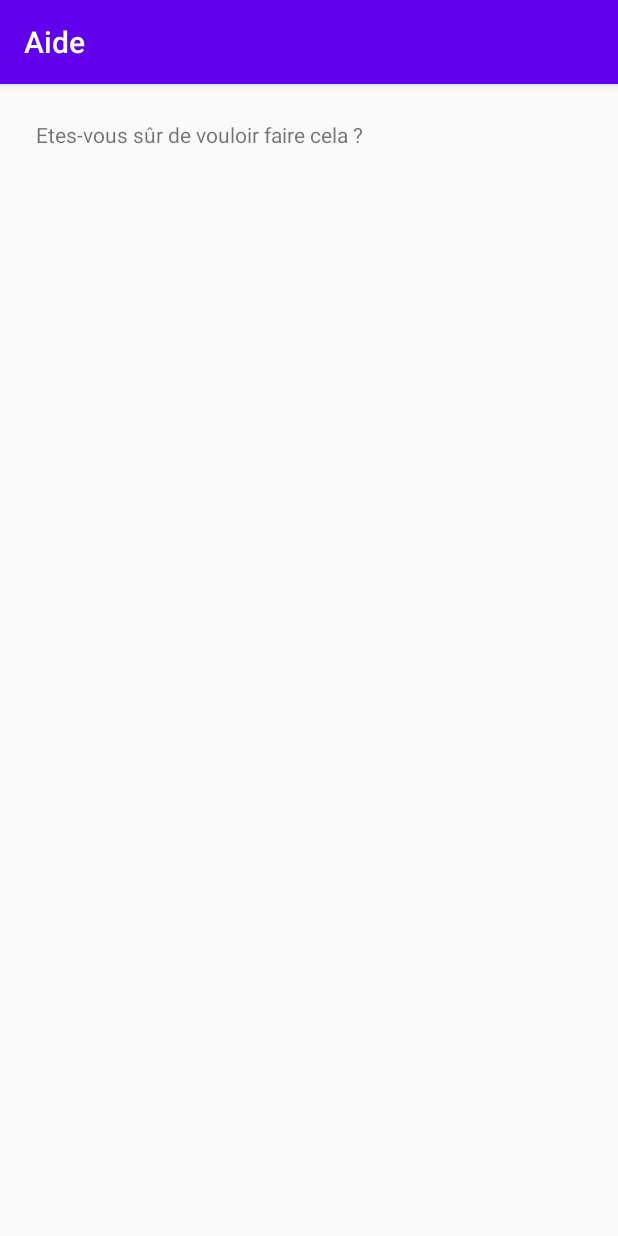
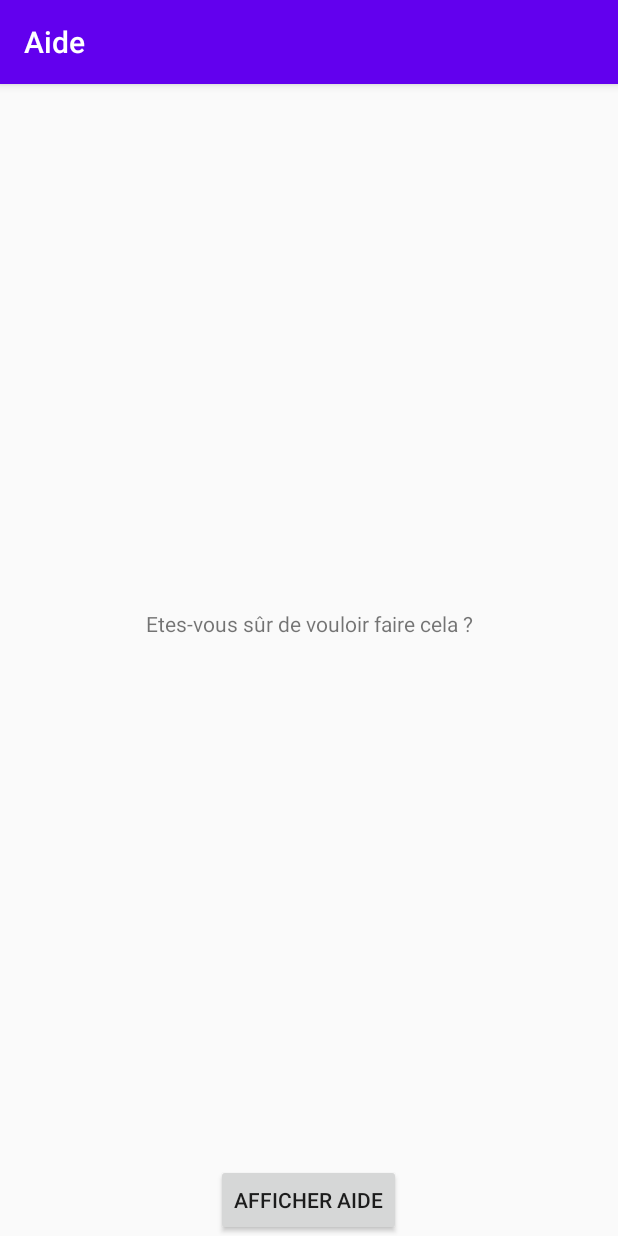
Before and after one commit to merwansthan/quizz2, an Android app: the AideActivity screen opened directly, with no data from a screen before it, on a phone screen of 412 x 824 dp. Run offline under Robolectric (Android 15) with nearby library versions, the phone set to English and light mode, and no system bars.

Commit message:
inchallah je fais aps le con

```diff
--- a/app/src/main/res/layout/content_aide.xml
+++ b/app/src/main/res/layout/content_aide.xml
@@ -14,20 +14,18 @@
         android:layout_width="match_parent"
         android:layout_height="match_parent"
         android:padding="24dp"
+        android:layout_weight="0.08"
+        android:gravity="center_vertical|center_horizontal"
         android:text="@string/text_attention"/>
-    <TextView
-        android:id="@+id/responseTextView"
-        android:layout_width="wrap_content"
-        android:layout_height="wrap_content"
-        android:padding="24dp"/>
+<!--    <TextView-->
+<!--        android:id="@+id/responseTextView"-->
+<!--        android:layout_width="wrap_content"-->
+<!--        android:layout_height="wrap_content"-->
+<!--        android:padding="24dp"/>-->
     <Button
         android:id="@+id/boutonAfficheAide"
         android:layout_width="wrap_content"
         android:layout_height="wrap_content"
+        android:gravity="center_vertical|center_horizontal"
         android:text="@string/bouton_afficheAide"/>
-    <Button
-
-        android:layout_width="wrap_content"
-        android:layout_height="wrap_content"
-        android:text="dff"/>
 </LinearLayout>
--- a/app/src/main/res/values/strings.xml
+++ b/app/src/main/res/values/strings.xml
@@ -13,7 +13,8 @@
 
     <string name="text_attention">Etes-vous sûr de vouloir faire cela ?</string>
     <string name="bouton_afficheAide">Afficher aide</string>
-    <string name="title_activity_aide">Aide </string>
+    <string name="toast_aide">C\'est pas bien de tricher !</string>
+    <string name="title_activity_aide">Aide</string>
 
 
 </resources>
```
Also changed, not shown: app/src/main/res/layout/activity_aide.xml (+3 -22 lines).
